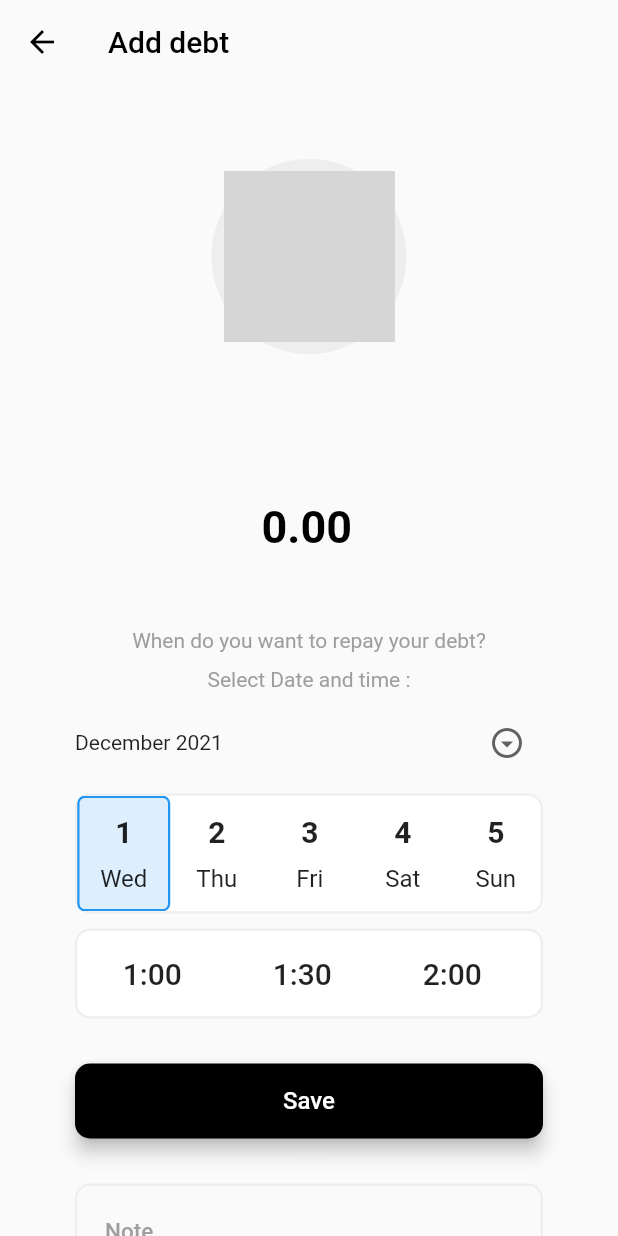
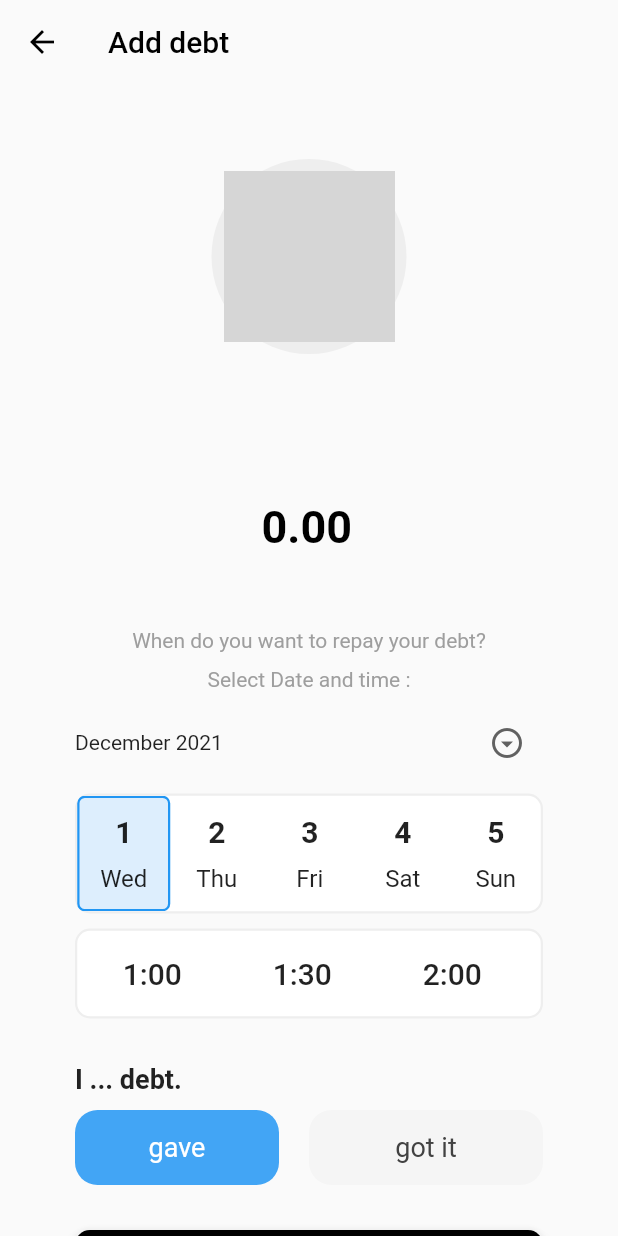
Before and after one commit to Khurshidddbek/debt_app, a Flutter app: the AddDebtPage screen opened by its route, on a phone screen of 412 x 824 dp. Run offline on Flutter 3.47's test engine with Material 2 defaults, Android fonts, the phone set to English and light mode, and no system bars; drawn by our look-alikes of scrollable_positioned_list; our stand-ins replace animate_do, cloud_firestore, device_info, firebase_auth, firebase_core, flutter_advanced_drawer and 4 more; missing offline and left inert: align_positioned, pattern_formatter; accounts and stored records are empty; grey boxes are pictures that could not be loaded.

Commit message:
Debt type added.

```diff
--- a/assets/demo_database.json
+++ b/assets/demo_database.json
@@ -39,7 +39,8 @@
             "month": "oct",
             "day": "25",
             "time": "13:30",
-            "note": "Magazinga olib borib berishim kerak"
+            "note": "Magazinga olib borib berishim kerak",
+            "gave": "true"
         },
         "asdfdfasf434g3g": {
             "fullname": "Karimov Dilmurod",
--- a/lib/model/debt_model.dart
+++ b/lib/model/debt_model.dart
@@ -12,6 +12,7 @@ class Debt {
     required this.day,
     required this.time,
     required this.note,
+    required this.gave,
   });
 
   String fullname;
@@ -24,6 +25,7 @@ class Debt {
   String day;
   String time;
   String note;
+  String gave;
 
   factory Debt.fromRawJson(String str) => Debt.fromJson(json.decode(str));
 
@@ -40,6 +42,7 @@ class Debt {
         day: json["day"],
         time: json["time"],
         note: json["note"],
+        gave: json["gave"],
       );
 
   Map<String, dynamic> toJson() => {
@@ -53,5 +56,6 @@ class Debt {
         "day": day,
         "time": time,
         "note": note,
+        "gave": gave,
       };
 }
--- a/lib/pages/add_debt_page.dart
+++ b/lib/pages/add_debt_page.dart
@@ -553,6 +553,99 @@ class _AddDebtPageState extends State<AddDebtPage> {
                           height: 30,
                         ),
 
+                        Container(
+                          width: double.infinity,
+                          padding: EdgeInsets.symmetric(horizontal: 50),
+                          child: Column(
+                            crossAxisAlignment: CrossAxisAlignment.start,
+                            children: [
+                              // Text: I ... debt.
+                              FadeInUp(
+                                duration: Duration(milliseconds: 500),
+                                child: Text(
+                                  "I ... debt.",
+                                  style: TextStyle(
+                                      fontSize: 18,
+                                      fontWeight: FontWeight.w600),
+                                ),
+                              ),
+
+                              SizedBox(
+                                height: 10,
+                              ),
+
+                              // Buttons
+                              Container(
+                                height: 50,
+                                child: Row(
+                                  children: [
+                                    // Button : gave
+                                    Expanded(
+                                      child: GestureDetector(
+                                        onTap: () =>
+                                            viewModel.selectTypeOfDebt(true),
+                                        child: Container(
+                                          padding: EdgeInsets.symmetric(
+                                              horizontal: 20),
+                                          decoration: BoxDecoration(
+                                            borderRadius:
+                                                BorderRadius.circular(15),
+                                            color: viewModel.gave
+                                                ? Colors.blue.shade400
+                                                : Colors.grey.shade100,
+                                          ),
+                                          margin: EdgeInsets.only(right: 20),
+                                          child: Center(
+                                              child: Text(
+                                            "gave",
+                                            style: TextStyle(
+                                                fontSize: 18,
+                                                color: viewModel.gave
+                                                    ? Colors.white
+                                                    : Colors.grey.shade800),
+                                          )),
+                                        ),
+                                      ),
+                                    ),
+
+                                    // Button : got it
+                                    Expanded(
+                                      child: GestureDetector(
+                                        onTap: () =>
+                                            viewModel.selectTypeOfDebt(false),
+                                        child: Container(
+                                          padding: EdgeInsets.symmetric(
+                                              horizontal: 20),
+                                          decoration: BoxDecoration(
+                                            borderRadius:
+                                                BorderRadius.circular(15),
+                                            color: !viewModel.gave
+                                                ? Colors.blue.shade400
+                                                : Colors.grey.shade100,
+                                          ),
+                                          child: Center(
+                                              child: Text(
+                                            "got it",
+                                            style: TextStyle(
+                                                fontSize: 18,
+                                                color: !viewModel.gave
+                                                    ? Colors.white
+                                                    : Colors.grey.shade800),
+                                          )),
+                                        ),
+                                      ),
+                                    ),
+                                  ],
+                                ),
+                              ),
+                            ],
+                          ),
+                        ),
+
+                        SizedBox(
+                          height: 30,
+                        ),
+
                         // Button : Save
                         FadeInUp(
                           duration: Duration(milliseconds: 500),
--- a/lib/pages/contacts_page.dart
+++ b/lib/pages/contacts_page.dart
@@ -74,7 +74,8 @@ class _ContactsPageState extends State<ContactsPage> {
           builder: (ctx, model, index) => Stack(
             children: [
               // If the ContactList is empty
-              if (viewModel.contactsList == null)
+              if (viewModel.contactsList == null ||
+                  viewModel.contactsList!.isEmpty)
                 Center(
                   child: Text(
                     'Contact not available. Please add Contact.',
--- a/lib/services/firestore_service/debt_service.dart
+++ b/lib/services/firestore_service/debt_service.dart
@@ -11,6 +11,6 @@ class DebtService {
     print("storeDebt :user.uid = $uid");
     print("storeDebt :contact.data = ${debt.toString()}");
 
-    return collection.doc(uid).collection('takenDebt').add(debt.toJson());
+    return collection.doc(uid).collection('debtList').add(debt.toJson());
   }
 }
--- a/lib/viewmodel/add_debt_view_model.dart
+++ b/lib/viewmodel/add_debt_view_model.dart
@@ -25,6 +25,8 @@ class AddDebtViewModel extends ChangeNotifier {
   bool viewYearsAndMonths = false;
 
   bool isLoading = false;
+
+  bool gave = true;
 
   final List<String> hours = [
     for (int i = 60, j = 1; i <= 1410; i += 30, j++)
@@ -107,6 +109,11 @@ class AddDebtViewModel extends ChangeNotifier {
     notifyListeners();
   }
 
+  selectTypeOfDebt(bool typeGave) {
+    gave = typeGave;
+    notifyListeners();
+  }
+
   doAddDebt(Contact contact) async {
     if (amount.text == "0.00" || amount.text.isEmpty) {
       Utils.fireToast("Enter Amount");
@@ -133,7 +140,8 @@ class AddDebtViewModel extends ChangeNotifier {
         month: selectedMonth.toString(),
         day: selectedDay.toString(),
         time: selectedHour,
-        note: noteTextEditingController.text));
+        note: noteTextEditingController.text,
+        gave: gave.toString()));
 
     isLoading = false;
     notifyListeners();
```
Lines whose indentation alone changed are shown as unchanged.
